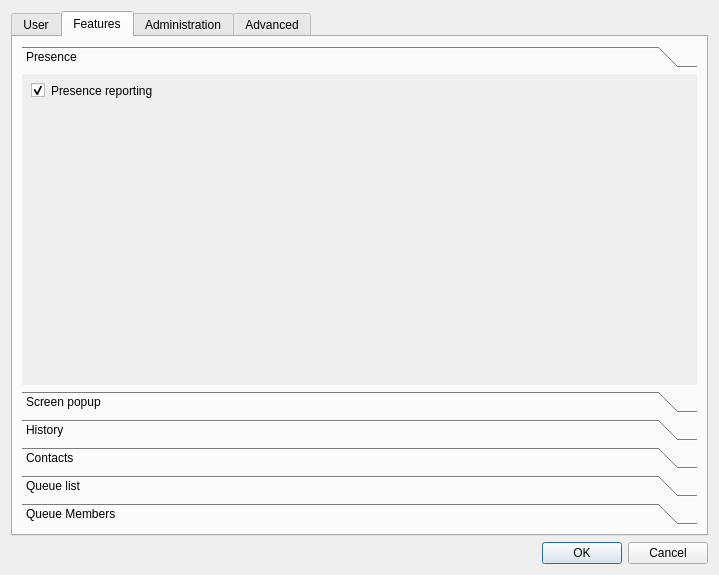
wazo-platform/wazo-client-qt, file xivoclient/src/config_widget/config_widget.ui: the form before one commit.
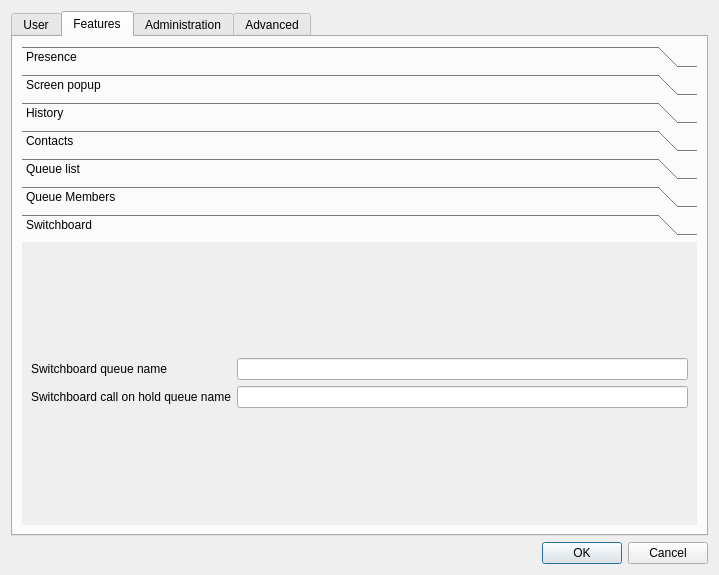
The form after the commit. The open tabs and pages were chosen to show the change. Icons and pictures are not drawn.

Commit message: add switchboard options in config

The edit to the form file:
```diff
--- a/xivoclient/src/config_widget/config_widget.ui
+++ b/xivoclient/src/config_widget/config_widget.ui
@@ -505,6 +505,51 @@
            </item>
           </layout>
          </widget>
+         <widget class="QWidget" name="switchboard">
+          <attribute name="icon">
+           <iconset resource="../../xivoclient.qrc">
+            <normaloff>:/images/agent-trans.png</normaloff>:/images/agent-trans.png</iconset>
+          </attribute>
+          <attribute name="label">
+           <string>Switchboard</string>
+          </attribute>
+          <layout class="QGridLayout" name="gridLayout_4">
+           <item row="0" column="0">
+            <layout class="QGridLayout" name="gridLayout_3" columnstretch="0,0">
+             <property name="sizeConstraint">
+              <enum>QLayout::SetDefaultConstraint</enum>
+             </property>
+             <item row="1" column="1">
+              <widget class="QLineEdit" name="switchboard_call_on_hold_queue_name"/>
+             </item>
+             <item row="0" column="1">
+              <widget class="QLineEdit" name="switchboard_queue_name">
+               <property name="autoFillBackground">
+                <bool>false</bool>
+               </property>
+               <property name="text">
+                <string/>
+               </property>
+              </widget>
+             </item>
+             <item row="0" column="0">
+              <widget class="QLabel" name="switchboard_queue_name_label">
+               <property name="text">
+                <string>Switchboard queue name</string>
+               </property>
+              </widget>
+             </item>
+             <item row="1" column="0">
+              <widget class="QLabel" name="switchboard_call_on_hold_queue_name_label">
+               <property name="text">
+                <string>Switchboard call on hold queue name</string>
+               </property>
+              </widget>
+             </item>
+            </layout>
+           </item>
+          </layout>
+         </widget>
         </widget>
        </item>
       </layout>
```
The commit also changes 1 other file.
